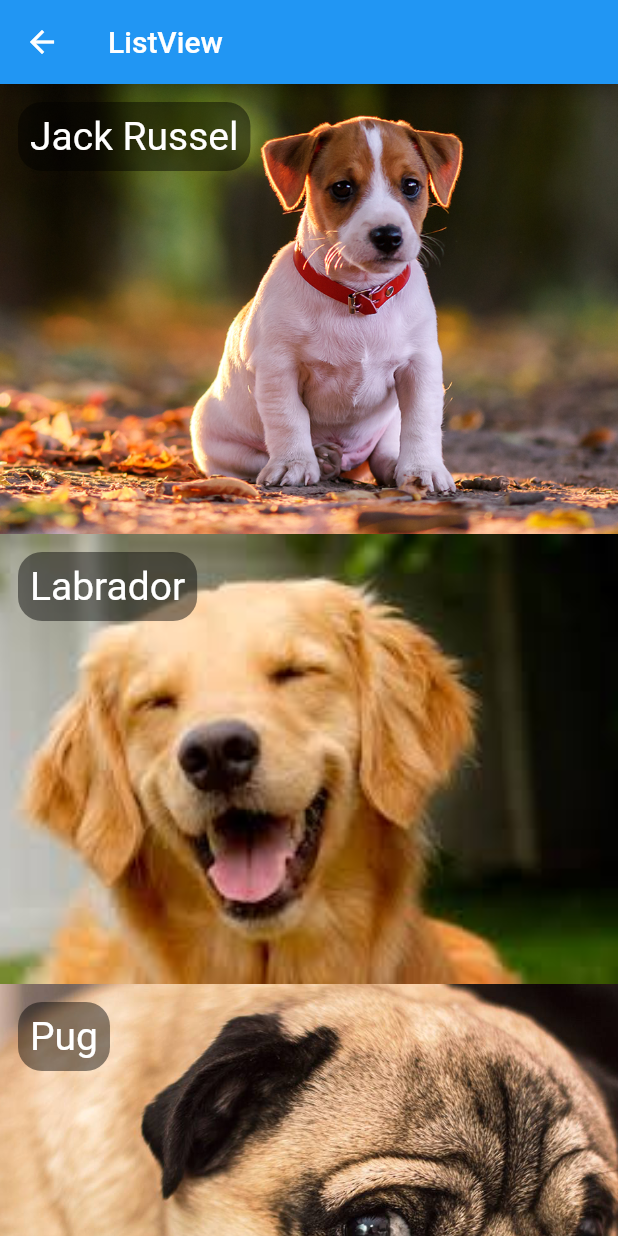
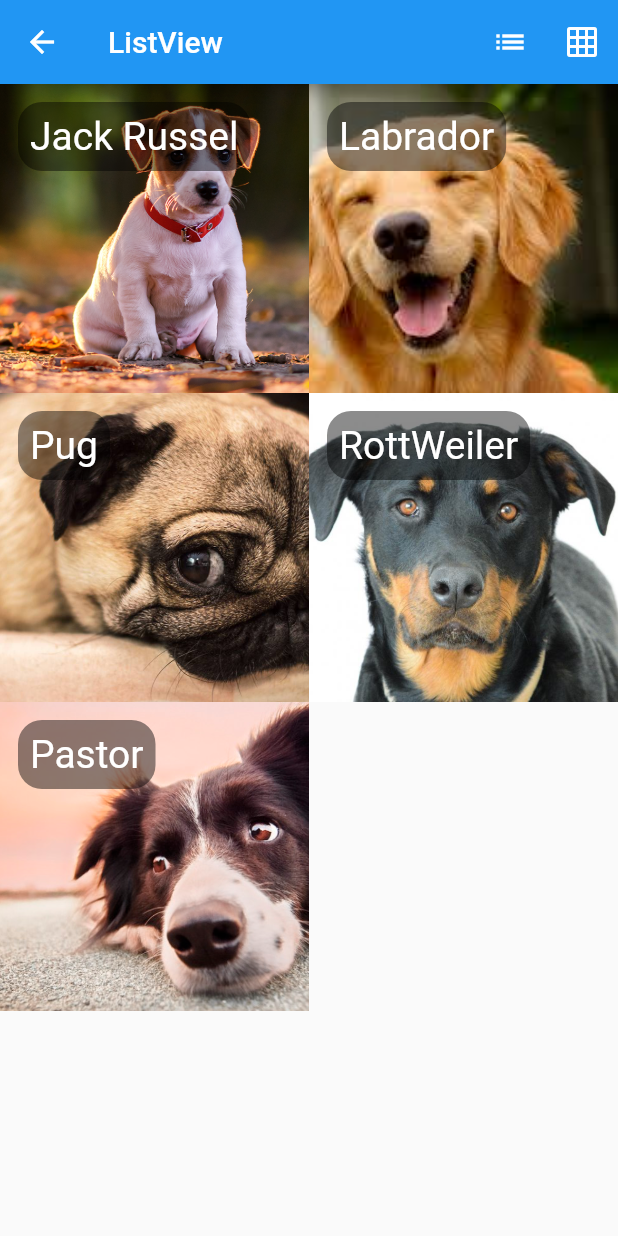
Before and after one commit to DiegoAlmeidaProject/hello_dog, a Flutter app: the screen it shows after launch, after a tap on "ListView", on a phone screen of 412 x 824 dp. Run offline on Flutter 3.47's test engine with Material 2 defaults, Android fonts, the phone set to English and light mode, and no system bars.

```diff
--- a/lib/home_page.dart
+++ b/lib/home_page.dart
@@ -20,12 +20,12 @@ class HomePage extends StatelessWidget {
   _body(BuildContext context) {
     return Container(
       color: Colors.white,
-      child: Column (
+      child: Column(
         mainAxisAlignment: MainAxisAlignment.center,
-        children: <Widget> [
+        children: <Widget>[
           _text(),
           _pageView(),
-          _buttons(context),
+          _buttons(),
         ],
       ),
     );
@@ -36,7 +36,7 @@ class HomePage extends StatelessWidget {
       margin: EdgeInsets.only(bottom: 20),
       height: 300,
       child: PageView(
-            children: <Widget> [
+        children: <Widget>[
           _img("assets/images/dog1.png"),
           _img("assets/images/dog2.png"),
           _img("assets/images/dog3.png"),
@@ -47,26 +47,34 @@ class HomePage extends StatelessWidget {
     );
   }
 
-  _buttons(context) {
+  _buttons() {
+    return Builder(
+      builder: (context) {
         return Column(
-          children: <Widget> [
+          children: <Widget>[
             Row(
               mainAxisAlignment: MainAxisAlignment.spaceEvenly,
-              children: <Widget> [
-                BlueButton("ListView", onPressed: () => _onClickNavigator(context, HelloListView())),
-                BlueButton("Page 2", onPressed: () => _onClickNavigator(context, HelloPage2())),
-                BlueButton("Page 3", onPressed: () => _onClickNavigator(context, HelloPage3())),
+              children: <Widget>[
+                BlueButton("ListView",
+                    onPressed: () =>
+                        _onClickNavigator(context, HelloListView())),
+                BlueButton("Page 2",
+                    onPressed: () => _onClickNavigator(context, HelloPage2())),
+                BlueButton("Page 3",
+                    onPressed: () => _onClickNavigator(context, HelloPage3())),
               ],
             ),
             Row(
               mainAxisAlignment: MainAxisAlignment.spaceEvenly,
-              children: <Widget> [
-                BlueButton("Snack", onPressed: _onClickSnack),
+              children: <Widget>[
+                BlueButton("Snack", onPressed: () => _onClickSnack(context)),
                 BlueButton("Dialog", onPressed: _onClickDialog),
                 BlueButton("Toast", onPressed: _onClickToast),
               ],
             )
           ],
+        );
+      },
     );
   }
 
@@ -75,14 +83,22 @@ class HomePage extends StatelessWidget {
     print(">> $s");
   }
 
-  _onClickSnack() {
+  _onClickSnack(context) {
+    Scaffold.of(context).showSnackBar(SnackBar(
+      content: Text("Olá Flutter"),
+      action: SnackBarAction(
+        textColor: Colors.yellow,
+        label: "OK",
+        onPressed: () {
+          print("OK");
+        },
+      ),
+    ));
   }
 
-  _onClickDialog() {
-  }
+  _onClickDialog() {}
 
-  _onClickToast() {
-  }
+  _onClickToast() {}
 
   _img(String img) {
     return Container(
@@ -90,8 +106,7 @@ class HomePage extends StatelessWidget {
         child: Image.asset(
           img,
           fit: BoxFit.cover,
-      )
-    );
+        ));
   }
 
   _text() {
--- a/lib/pages/hello_listview.dart
+++ b/lib/pages/hello_listview.dart
@@ -1,4 +1,6 @@
 import 'package:flutter/material.dart';
+import 'package:hello_dog/pages/dog_page.dart';
+import 'package:hello_dog/utils/nav.dart';
 
 class Dog {
   String nome;
@@ -7,12 +9,34 @@ class Dog {
   Dog(this.nome, this.foto);
 }
 
-class HelloListView extends StatelessWidget {
+class HelloListView extends StatefulWidget {
+
+  @override
+  State<HelloListView> createState() => _HelloListViewState();
+}
+
+class _HelloListViewState extends State<HelloListView> {
+  bool _gridView = true;
+
   @override
   Widget build(BuildContext context) {
     return Scaffold(
       appBar: AppBar(
         title: Text("ListView"),
+        actions: <Widget> [
+          IconButton(icon: Icon(Icons.list), onPressed: () {
+            print("Lista");
+            setState(() {
+              _gridView = false;
+            });
+          },),
+          IconButton(icon: Icon(Icons.grid_on), onPressed: () {
+            print("Grid");
+            setState(() {
+              _gridView = true;
+            });
+          },),
+        ],
       ),
       body: _body(),
     );
@@ -27,14 +51,35 @@ class HelloListView extends StatelessWidget {
       Dog("Pastor", "assets/images/dog5.png"),
     ];
 
+    if(_gridView){
+      return GridView.builder(
+        gridDelegate: SliverGridDelegateWithFixedCrossAxisCount(crossAxisCount: 2),
+        itemCount: dogs.length,
+        itemBuilder: (context, index) {
+          return _itemView(dogs, index);
+        },
+      );
+    } else {
       return ListView.builder(
+        itemExtent: 350,
         itemCount: dogs.length,
-      itemExtent: 300,
         itemBuilder: (context, index) {
+          return _itemView(dogs, index);
+        },
+      );
+    }
+  }
+
+  _itemView(List<Dog> dogs, int index) {
     Dog dog = dogs[index];
-        return Stack(
+
+    return GestureDetector(
+      onTap: () {
+        push(context, DogPage(dog));
+      },
+      child: Stack(
         fit: StackFit.expand,
-          children: [
+        children: <Widget> [
           _img(dog.foto),
           Align(
             alignment:  Alignment.topLeft,
@@ -52,8 +97,7 @@ class HelloListView extends StatelessWidget {
             ),
           ),
         ],
-        );
-      },
+      ),
     );
   }
 }
```
Also changed, not shown: lib/pages/dog_page.dart (added, +20 -0 lines). Lines whose indentation alone changed are shown as unchanged.
